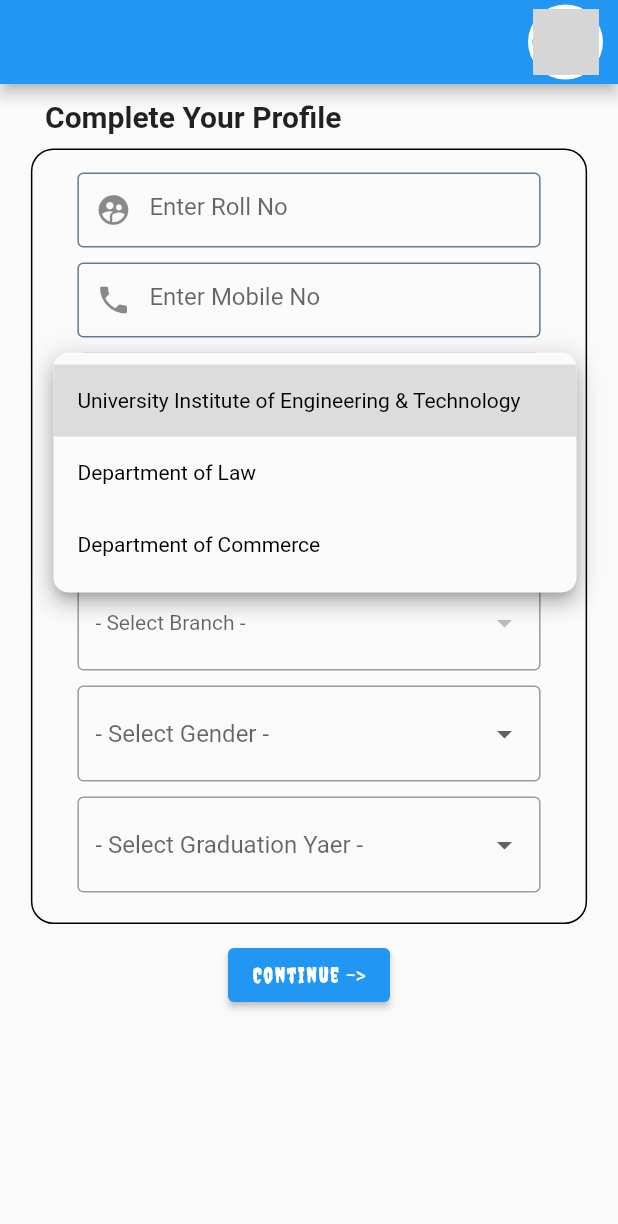
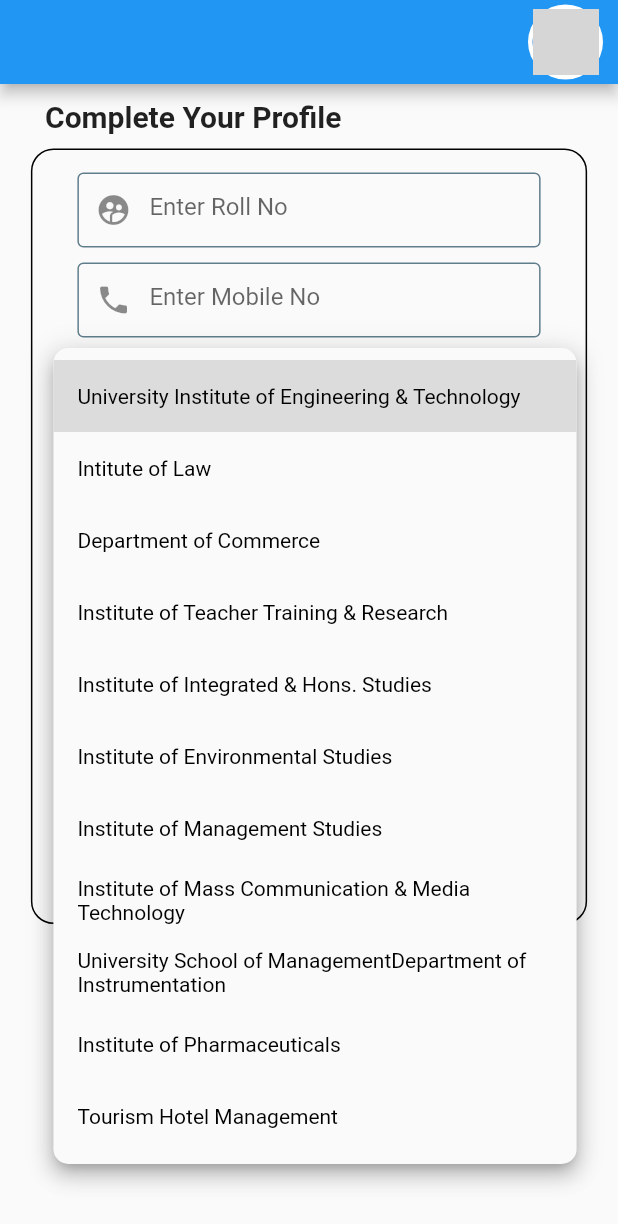
Before and after one commit to parulgupta27/stuck, a Flutter app: the UserDetailPage screen opened directly, after a tap on "- Select Department -", on a phone screen of 412 x 824 dp. Shown: the top 1224 px of the screen. Run offline on Flutter 3.47's test engine with Material 2 defaults, Android fonts, the phone set to English and light mode, and no system bars; our stand-ins replace cloud_firestore, firebase_auth, firebase_core, firebase_storage, image_picker; accounts and stored records are empty; network calls fail; grey boxes are pictures that could not be loaded.

```diff
--- a/lib/University_Department_Data/Department_List.dart
+++ b/lib/University_Department_Data/Department_List.dart
@@ -42,30 +42,40 @@ List<String> branch=[];
 
 final List<String> department=[
   "University Institute of Engineering & Technology",
-  "Department of Law",
+  "Intitute of Law",
   "Department of Commerce",
-
+  "Institute of Teacher Training & Research",
+  "Institute of Integrated & Hons. Studies",
+  "Institute of Environmental Studies",
+  "Institute of Management Studies",
+  "Institute of Mass Communication & Media Technology",
+  "University School of Management"
+  "Department of Instrumentation",
+  "Institute of Pharmaceuticals",
+  "Tourism Hotel Management"
 ];
 
 Map<String,List<String>>departmentToCourse={
-  "University Institute of Engineering & Technology":["BTech","MTech"],
-   "Department of Law":["Bachelor In Law","Master In Law","Ph.D"],
-   "Department of Commerce":["M.Phil","Master In Commerce"],
+  "Tourism Hotel Management":["BHM & CT","MTTM","MHM & CT","Ph.D (Hotel Management)","Ph.D (Tourism)"],
+  "Institute of Pharmaceuticals":["B.Pharmacy","M. Pharmacy",'Ph.D(Pharmacy)'],
+  "Department of Instrumentation":["BTech"],
+  "University Institute of Engineering & Technology":["Bachelor's of Technology","Master's of Technology"],
+   "Instititue of Law":["Bachelor's In Law","Master's In Law","Ph.D"],
+   "Department of Commerce":["Master's in Philosphy","Master's In Commerce"],
 };
 Map<String,List<String>>courseToBranch={
-  "BTech":["CSE","ECE","BT","ME"],
-  "MTech":["CSE","ECE","BT","ME","EE","ME Production","Me Thermal","DT"],
-
-  "Bachelor In Law":["LL.B"],
-  "Master In Law":["LL.M"],
+  "BTech":["BTech (Electrical & Instrumentation Engineering)"],
+  "Bachelor's of Technology":["Computer Science & Engineering","Electronics & Communication Engineering","Biotechnology","Mechanical Engineering"],
+  "Master's of Technology":["Computer Science & Engineering","Electronics & Communication Engineering","Biotechnology","Mechanical Engineering","Electrical Engineering","Mechanical Engineering","Me Thermal","DT"],
+  "Bachelor's In Law":["LL.B"],
+  "Master's In Law":["LL.M"],
   "Ph.D":["Ph.D(Law)"],
-
+  "B.Pharmacy":[],
   "M.Phil":["M Phil(Commerce)"],
   "Master In Commerce":["M.Com"]
 
 };
 
-
-List<String> genter=['Male','Female','Others'];
+List<String> gender=['Male','Female','Others'];
 
 List<String> graduationyear=['2023','2024','2025','2026','2027','2028','2029','2030'];
--- a/lib/main.dart
+++ b/lib/main.dart
@@ -1,5 +1,6 @@
 import 'package:firebase_core/firebase_core.dart';
 import 'package:flutter/material.dart';
+import 'package:flutter/services.dart';
 import 'package:provider/provider.dart';
 import 'package:stuck/bottom_sheets/user_info_bottom_sheet.dart';
 import 'package:stuck/providers/search_provider.dart';
@@ -13,6 +14,7 @@ import 'package:stuck/screens/search_screen.dart';
 import 'package:stuck/screens/signed_user_profile.dart';
 import 'package:stuck/screens/signup_screen.dart';
 import 'package:stuck/screens/user_profile.dart';
+import 'package:stuck/screens/user_profile_post_screen.dart';
 import 'package:stuck/widgets/post_grid_view.dart';
 import './custom_user.dart';
 late double height;
@@ -21,6 +23,10 @@ late double width;
 void main() async{
   WidgetsFlutterBinding.ensureInitialized();
   await Firebase.initializeApp();
+  SystemChrome.setPreferredOrientations([
+    DeviceOrientation.portraitUp,
+    DeviceOrientation.portraitDown
+  ]);
   runApp(
   ChangeNotifierProvider(create: (_) =>SearchProvider(),
   child:MaterialApp(
--- a/lib/screens/UserDetailScreen.dart
+++ b/lib/screens/UserDetailScreen.dart
@@ -196,7 +196,7 @@ class _UserDetailPageState extends State<UserDetailPage> {
                                 value: selectgender,
                                 hint: Text("- Select Gender -"),
                                 borderRadius: BorderRadius.circular(10),
-                                items: genter.map((e) {
+                                items: gender.map((e) {
                                   return DropdownMenuItem(
                                     child: Text(e),
                                     value: e,
```
Also changed, not shown: lib/models/post_model.dart (+9 -0 lines), lib/screens/add_post_screen.dart (+9 -1 lines), lib/screens/user_profile_post_screen.dart (added, +54 -0 lines), lib/widgets/post_grid_view.dart (+15 -5 lines).
